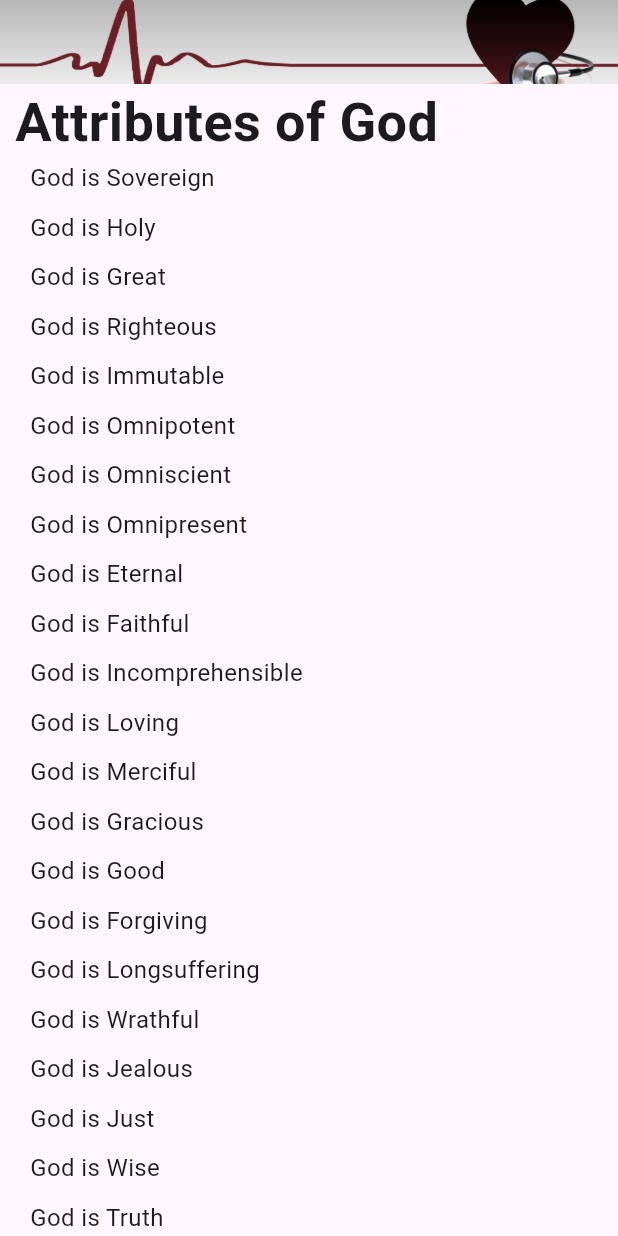
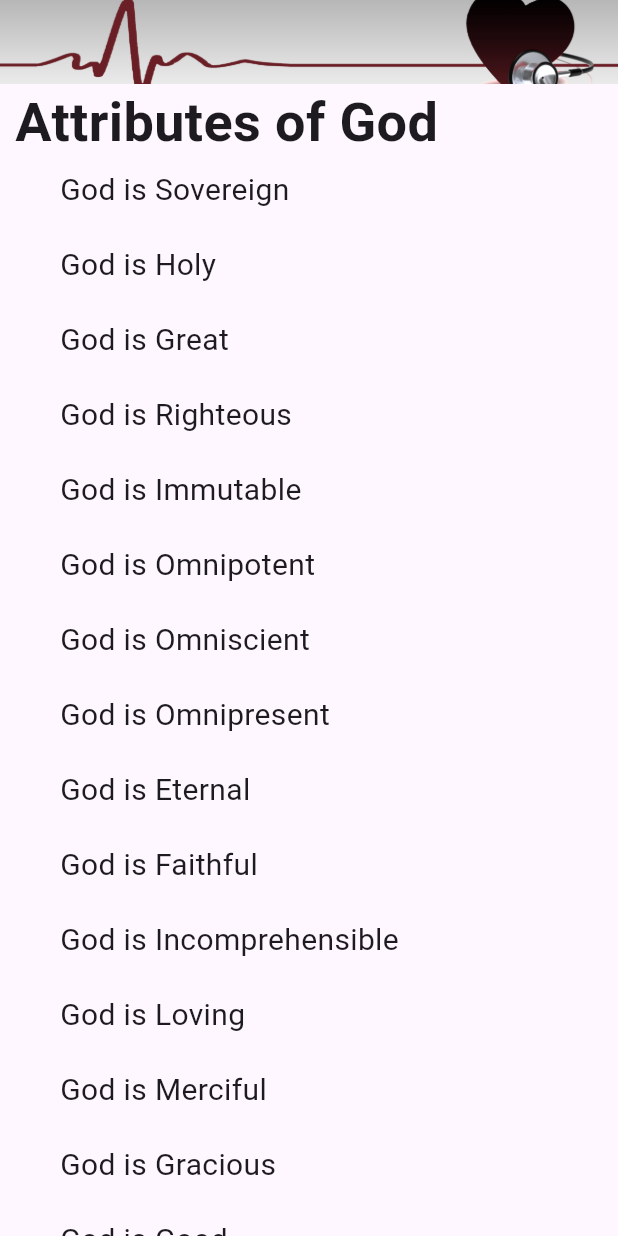
Before and after one commit to fredkneeland/kardiology_flutter, a Flutter app: the screen it shows after launch, after a tap on the "menu" icon, on a phone screen of 412 x 824 dp. Run offline on Flutter 3.47's test engine with Material 3 defaults, Android fonts, the light colour scheme and no system bars.

Commit message:
fixed a few things

```diff
--- a/lib/HomePage.dart
+++ b/lib/HomePage.dart
@@ -1591,12 +1591,12 @@ class ListPage extends StatelessWidget {
               },
               child: Row(
                 children: [
-                  const Padding(padding: EdgeInsets.all(10)),
+                  const Padding(padding: EdgeInsets.all(20)),
                   Container(
-                    width: MediaQuery.of(context).size.width - 20,
+                    width: MediaQuery.of(context).size.width - 60,
                     child: Text(
                       Titles[series]?[title] ?? "",
-                      style: const TextStyle(fontSize: 16),
+                      style: const TextStyle(fontSize: 20),
                       softWrap: true,
                     ),
                   ),
--- a/lib/splash_screen.dart
+++ b/lib/splash_screen.dart
@@ -31,6 +31,7 @@ class _SplashScreenState extends State<SplashScreen> {
 
   @override
   Widget build(BuildContext context) {
+    print("Building Splash Screen!");
     return Scaffold(
       body: Center(
         child: Image.asset(
```
Also changed, not shown: 3 other files.
